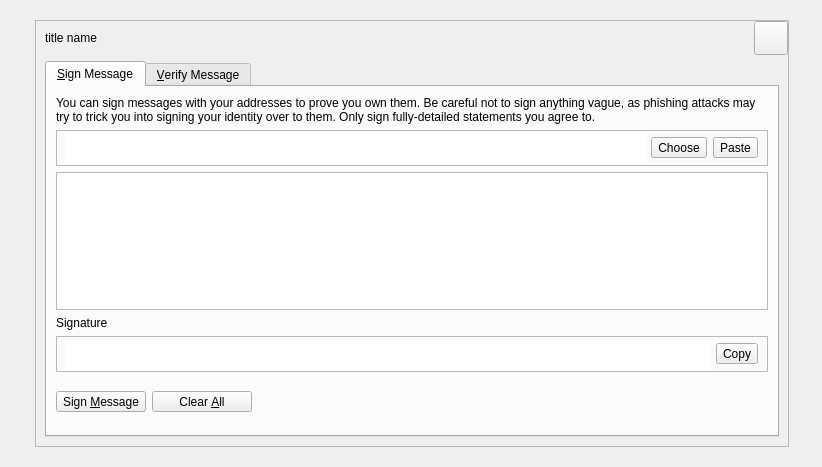
Above: src/qt/forms/signverifymessagedialog.ui from MassGrid/MassGrid before the change. Below: the same form after it.
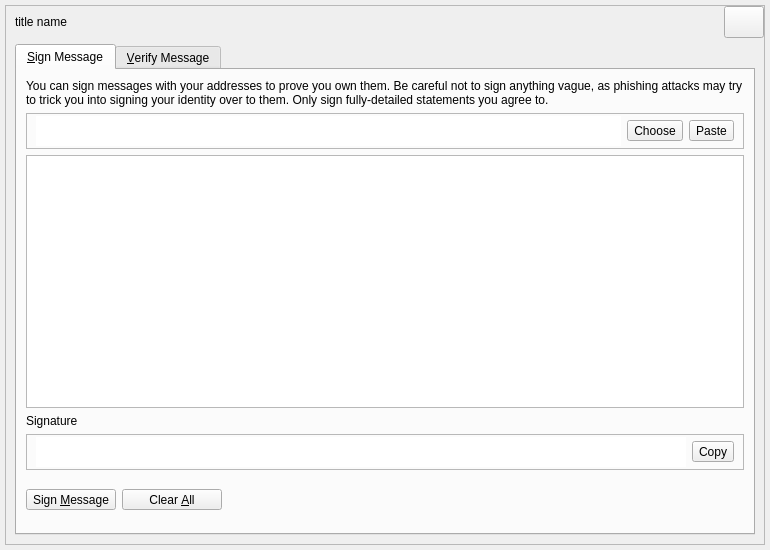
That is the form after the change. Icons and pictures are not drawn. Custom widgets are drawn as their Qt base class.

The edit to the form file:
```diff
--- a/src/qt/forms/signverifymessagedialog.ui
+++ b/src/qt/forms/signverifymessagedialog.ui
@@ -6,8 +6,8 @@
    <rect>
     <x>0</x>
     <y>0</y>
-    <width>822</width>
-    <height>467</height>
+    <width>770</width>
+    <height>550</height>
    </rect>
   </property>
   <property name="minimumSize">
@@ -27,34 +27,34 @@
   </property>
   <layout class="QGridLayout" name="gridLayout_2">
    <property name="leftMargin">
-    <number>0</number>
+    <number>5</number>
    </property>
    <property name="topMargin">
-    <number>0</number>
+    <number>5</number>
    </property>
    <property name="rightMargin">
-    <number>0</number>
+    <number>5</number>
    </property>
    <property name="bottomMargin">
-    <number>0</number>
+    <number>5</number>
    </property>
    <item row="0" column="0">
-    <widget class="QWidget" name="mainWin" native="true">
+    <widget class="QWidget" name="centerWin" native="true">
      <property name="styleSheet">
       <string notr="true"/>
      </property>
      <layout class="QGridLayout" name="gridLayout_3">
       <property name="leftMargin">
-       <number>35</number>
+       <number>0</number>
       </property>
       <property name="topMargin">
-       <number>20</number>
+       <number>0</number>
       </property>
       <property name="rightMargin">
-       <number>33</number>
+       <number>0</number>
       </property>
       <property name="bottomMargin">
-       <number>20</number>
+       <number>0</number>
       </property>
       <item row="0" column="0">
        <widget class="QFrame" name="mainframe">
@@ -109,14 +109,14 @@
             <widget class="QPushButton" name="cancelButton">
              <property name="minimumSize">
               <size>
-               <width>34</width>
-               <height>34</height>
+               <width>32</width>
+               <height>32</height>
               </size>
              </property>
              <property name="maximumSize">
               <size>
-               <width>34</width>
-               <height>34</height>
+               <width>16777215</width>
+               <height>16777215</height>
               </size>
              </property>
              <property name="focusPolicy">
```
